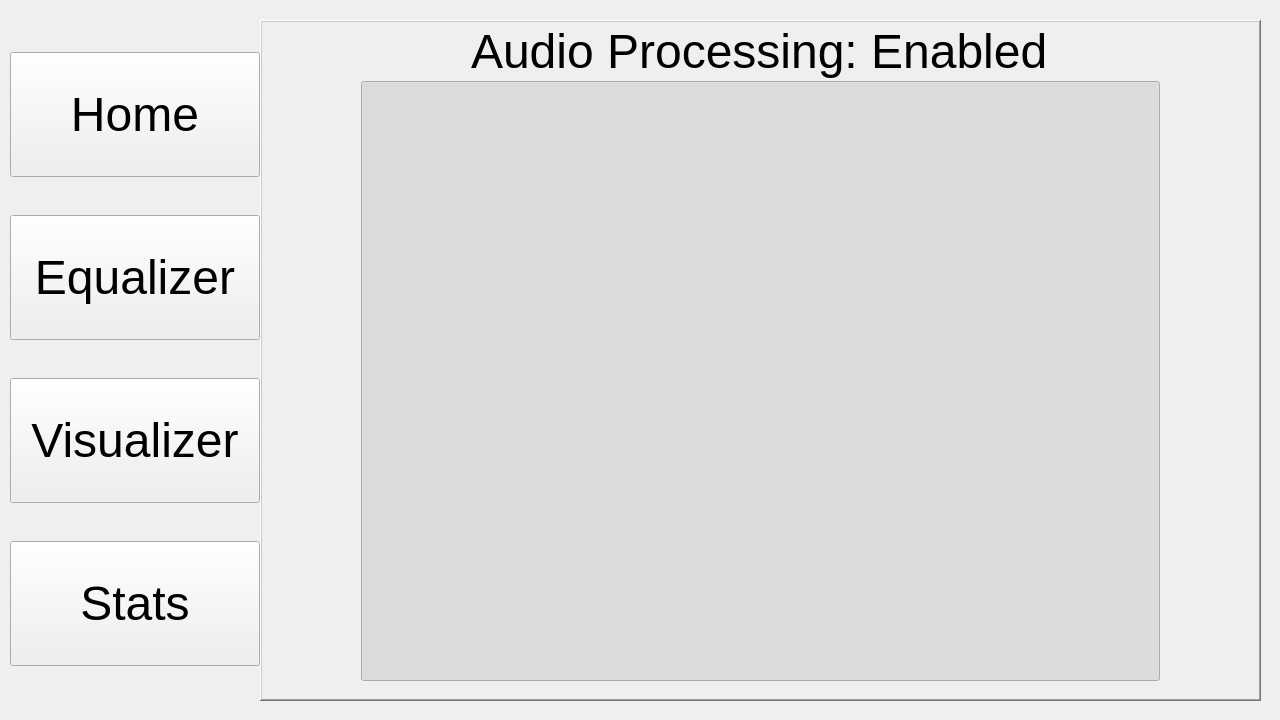
The window that BadMouth_main/bm_gui/form.ui (490-BadMouth/BadMouth) describes before a commit, drawn with Qt 5.
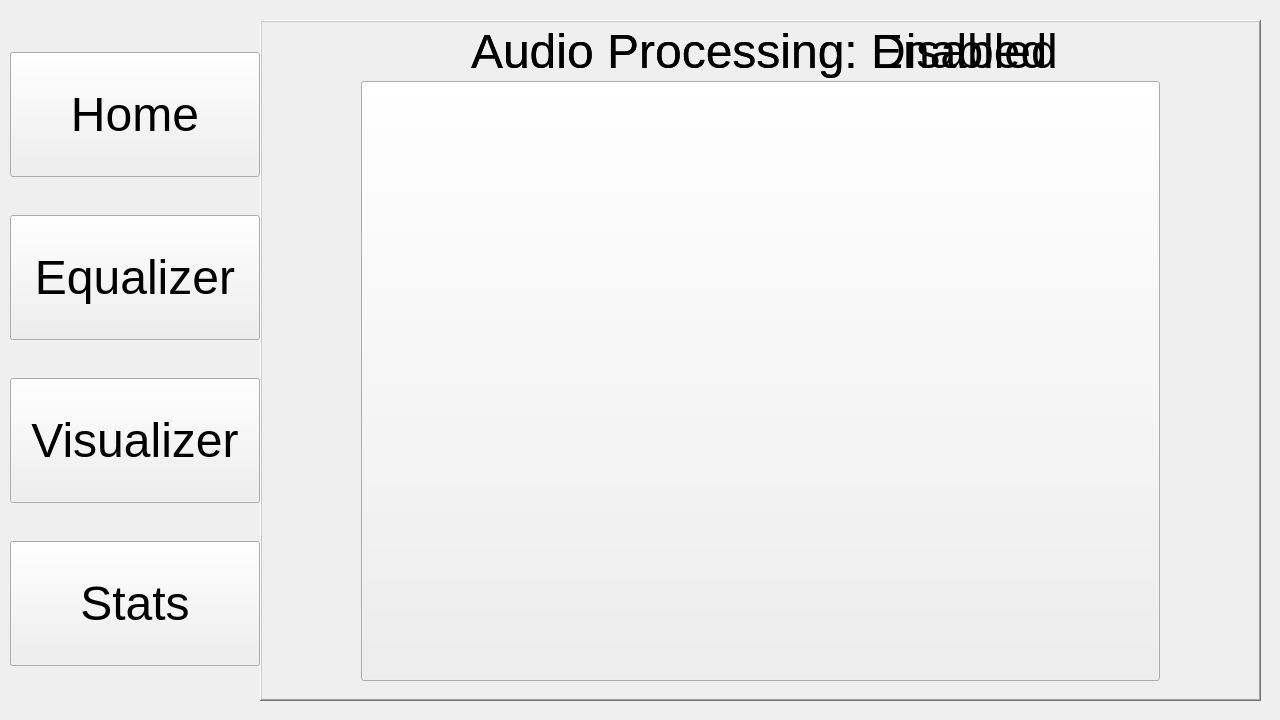
The same window after the commit. Icons and pictures are not drawn.

What changed in the file:
```diff
--- a/BadMouth_main/bm_gui/form.ui
+++ b/BadMouth_main/bm_gui/form.ui
@@ -1162,7 +1162,7 @@
         <bool>true</bool>
        </property>
        <property name="checked">
-        <bool>true</bool>
+        <bool>false</bool>
        </property>
       </widget>
       <widget class="QLabel" name="label_processing_toggle">
@@ -1183,6 +1183,24 @@
         <string>Audio Processing: Enabled</string>
        </property>
       </widget>
+      <widget class="QLabel" name="label_disabled">
+       <property name="geometry">
+        <rect>
+         <x>210</x>
+         <y>0</y>
+         <width>591</width>
+         <height>61</height>
+        </rect>
+       </property>
+       <property name="font">
+        <font>
+         <pointsize>36</pointsize>
+        </font>
+       </property>
+       <property name="text">
+        <string>Audio Processing: Disabled</string>
+       </property>
+      </widget>
      </widget>
      <widget class="QWidget" name="page_eq">
       <widget class="QWidget" name="horizontalLayoutWidget">
```
Left out of the diff: 34 changed lines with no effect on the pictures.
